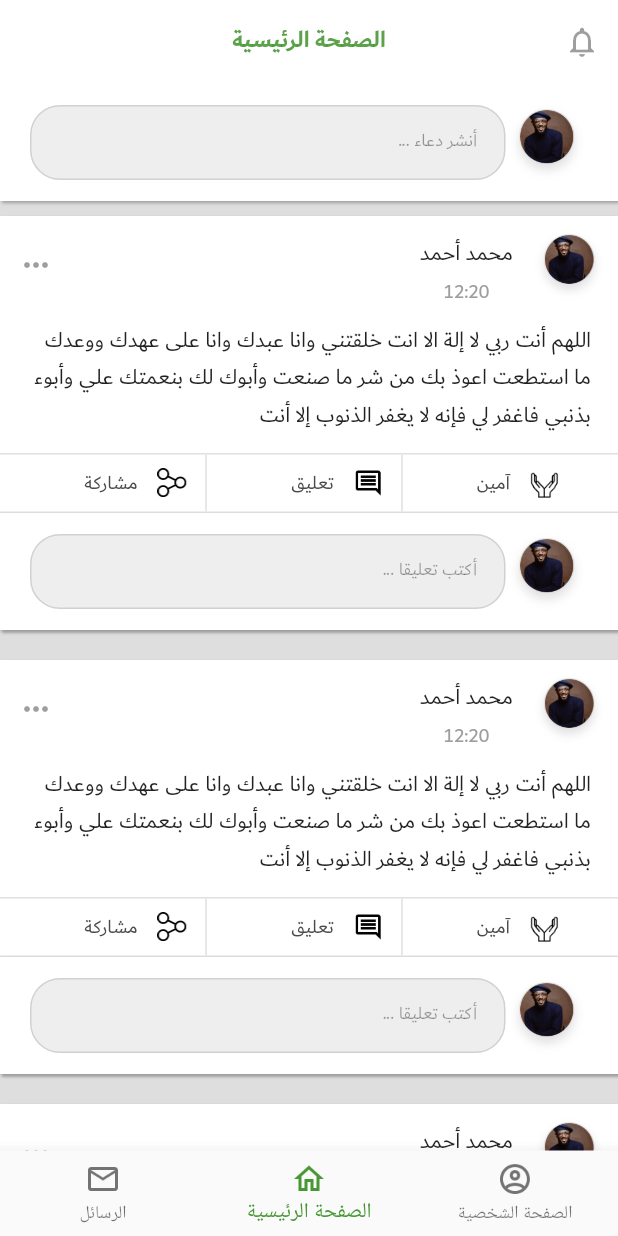
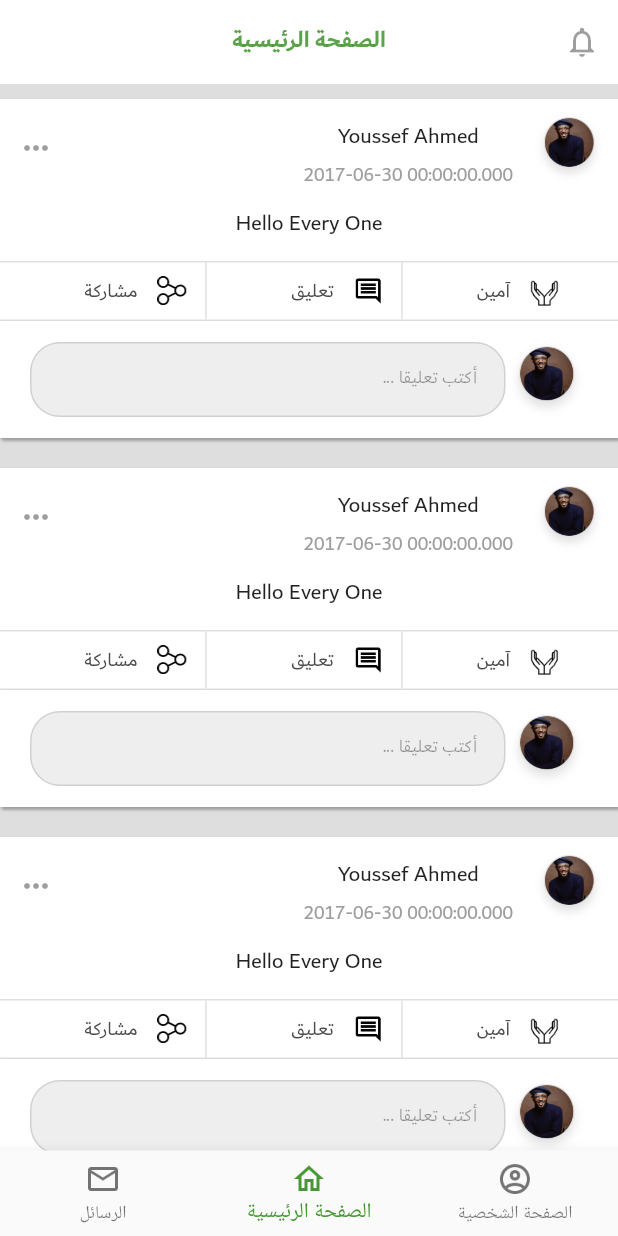
Before and after one commit to Youssefguba/Ameen, a Flutter app: the screen it shows after launch, on a phone screen of 412 x 824 dp. Run offline on Flutter 3.47's test engine with Material 2 defaults, Android fonts, the phone set to English and light mode, and no system bars.

Commit message:
Add Post Model & Inherited Widget for Post Model

```diff
--- /dev/null
+++ b/lib/blocs/models/post.dart
@@ -0,0 +1,21 @@
+import 'package:flutter/material.dart';
+import 'package:intl/intl.dart';
+
+class PostData {
+  final String postId;
+  final String postBody;
+  final String authorName ;
+  final ImageProvider authorPhoto ;
+  final DateTime postTime ;
+
+  PostData({
+      this.postId,
+      this.postBody,
+      this.authorName,
+      this.authorPhoto,
+      this.postTime
+  });
+
+  String get postTimeFormatted => DateFormat.yMd().format(postTime);
+
+}
--- /dev/null
+++ b/lib/demo_values.dart
@@ -0,0 +1,36 @@
+import 'package:ameen/blocs/models/post.dart';
+import 'package:flutter/cupertino.dart';
+
+class DemoValues {
+
+  static final List<PostData> posts = [
+    PostData(
+    postId: "1" ,
+    postBody: "Hello Every One",
+    authorName : "Youssef Ahmed",
+    authorPhoto : AssetImage('assets/images/person_test.png'),
+    postTime : DateTime(2017, 6, 30),
+    ),
+    PostData(
+    postId: "2" ,
+    postBody: "Hello Every One",
+    authorName : "Youssef Ahmed",
+    authorPhoto : AssetImage('assets/images/person_test.png'),
+    postTime : DateTime(2017, 6, 30),
+    ),
+    PostData(
+    postId: "3" ,
+    postBody: "Hello Every One",
+    authorName : "Youssef Ahmed",
+    authorPhoto : AssetImage('assets/images/person_test.png'),
+      postTime : DateTime(2017, 6, 30),
+    ),
+    PostData(
+    postId: "4" ,
+    postBody: "Hello Every One",
+    authorName : "Youssef Ahmed",
+    authorPhoto : AssetImage('assets/images/person_test.png'),
+      postTime : DateTime(2017, 6, 30),
+    ),
+  ];
+}
--- a/lib/ui/Screens/chat_page.dart
+++ b/lib/ui/Screens/chat_page.dart
@@ -3,26 +3,17 @@ import 'package:ameen/ui/widgets/chat_widgets/received_message_widget.dart';
 import 'package:ameen/ui/widgets/chat_widgets/sended_message_widget.dart';
 import 'package:flutter/material.dart';
 
-class ChatPage extends StatefulWidget {
+class ChatPage extends StatelessWidget {
   final String username;
 
-  const ChatPage({
-    Key key,
-    this.username,
-  }) : super(key: key);
-
-  @override
-  _ChatPageState createState() => _ChatPageState();
-}
-
-class _ChatPageState extends State<ChatPage> {
   TextEditingController _text = new TextEditingController();
   ScrollController _scrollController = ScrollController();
   var childList = <Widget>[];
 
+  ChatPage({Key key, this.username}) : super(key: key);
+
   @override
   void initState() {
-    super.initState();
     childList.add(Align(
         alignment: Alignment(0, 0),
         child: Container(
@@ -163,10 +154,10 @@ class _ChatPageState extends State<ChatPage> {
     ));
   }
 
-  @override
-  void dispose() {
-    super.dispose();
-  }
+//  @override
+//  void dispose() {
+//    super.dispose();
+//  }
 
   @override
   Widget build(BuildContext context) {
@@ -204,7 +195,7 @@ class _ChatPageState extends State<ChatPage> {
                             mainAxisAlignment: MainAxisAlignment.center,
                             children: <Widget>[
                               Text(
-                                widget.username ?? "محمد أحمد",
+                                username ?? "محمد أحمد",
                                 style: TextStyle(color: Colors.white, fontSize: 15, fontFamily: 'Dubai'),
                               ),
                               Text(
--- a/lib/ui/Screens/contacts_list.dart
+++ b/lib/ui/Screens/contacts_list.dart
@@ -9,12 +9,7 @@ import 'package:flutter/material.dart';
 * Y.G
 * */
 
-class ContactList extends StatefulWidget {
-  @override
-  _ContactListState createState() => _ContactListState();
-}
-
-class _ContactListState extends State<ContactList> {
+class ContactList extends StatelessWidget {
   @override
   Widget build(BuildContext context) {
     return Scaffold(
--- a/lib/ui/Screens/create_post.dart
+++ b/lib/ui/Screens/create_post.dart
@@ -2,12 +2,7 @@ import 'package:flutter/gestures.dart';
 import 'package:flutter/material.dart';
 import 'package:ameen/helpers/ui/app_color.dart' as myColors;
 
-class CreatePost extends StatefulWidget {
-  @override
-  _CreatePostState createState() => _CreatePostState();
-}
-
-class _CreatePostState extends State<CreatePost> {
+class CreatePost extends StatelessWidget {
   @override
   Widget build(BuildContext context) {
     return Scaffold(
--- a/lib/ui/Screens/home.dart
+++ b/lib/ui/Screens/home.dart
@@ -3,8 +3,6 @@ import 'package:ameen/ui/Screens/news_feed.dart';
 import 'package:ameen/ui/Screens/user_profile.dart';
 import 'package:flutter/material.dart';
 import 'package:ameen/helpers/ui/app_color.dart' as myColors;
-
-
 
 class Home extends StatefulWidget {
   @override
--- a/lib/ui/Screens/news_feed.dart
+++ b/lib/ui/Screens/news_feed.dart
@@ -1,61 +1,25 @@
+import 'package:ameen/demo_values.dart';
 import 'package:ameen/helpers/ui/app_color.dart' as myColors;
 import 'package:ameen/ui/widgets/custom_app_bar.dart';
-import 'package:ameen/ui/widgets/news_feed_widgets/add_new_post_widget.dart';
 import 'package:ameen/ui/widgets/post_widgets/post_widget.dart';
 import 'package:flutter/material.dart';
 import 'package:flutter/widgets.dart';
 
-class NewsFeed extends StatefulWidget {
-  @override
-  _NewsFeedState createState() => _NewsFeedState();
-}
+class NewsFeed extends StatelessWidget {
+  const NewsFeed({Key key}) : super(key: key);
 
-class _NewsFeedState extends State<NewsFeed> {
+
   @override
   Widget build(BuildContext context) {
     return Scaffold(
       backgroundColor: myColors.cBackground,
       appBar: CustomAppBar(),
-      body: RefreshIndicator(
-        onRefresh: () {},
-        color: myColors.green[800],
-        child: Container(
-          child: ListView(
-            // To represent The List of Posts and Create Post Section
-            children: <Widget>[
-              AddNewPostWidget("أنشر دعاء ...", Colors.grey[200]),
-              PostWidget(
-                name: "محمد أحمد",
-                time: "12:20",
-                image: AssetImage("assets/images/person_test.png"),
-                content:
-                    "اللهم أنت ربي لا إلة الا انت خلقتني وانا عبدك وانا على عهدك ووعدك ما استطعت اعوذ بك من شر ما صنعت وأبوك لك بنعمتك علي وأبوء بذنبي فاغفر لي فإنه لا يغفر الذنوب إلا أنت",
-              ),
-              PostWidget(
-                name: "محمد أحمد",
-                time: "12:20",
-                image: AssetImage("assets/images/person_test.png"),
-                content:
-                    "اللهم أنت ربي لا إلة الا انت خلقتني وانا عبدك وانا على عهدك ووعدك ما استطعت اعوذ بك من شر ما صنعت وأبوك لك بنعمتك علي وأبوء بذنبي فاغفر لي فإنه لا يغفر الذنوب إلا أنت",
-              ),
-              PostWidget(
-                name: "محمد أحمد",
-                time: "12:20",
-                image: AssetImage("assets/images/person_test.png"),
-                content:
-                    "اللهم أنت ربي لا إلة الا انت خلقتني وانا عبدك وانا على عهدك ووعدك ما استطعت اعوذ بك من شر ما صنعت وأبوك لك بنعمتك علي وأبوء بذنبي فاغفر لي فإنه لا يغفر الذنوب إلا أنت",
-              ),
-              PostWidget(
-                name: "محمد أحمد",
-                time: "12:20",
-                image: AssetImage("assets/images/person_test.png"),
-                content:
-                    "اللهم أنت ربي لا إلة الا انت خلقتني وانا عبدك وانا على عهدك ووعدك ما استطعت اعوذ بك من شر ما صنعت وأبوك لك بنعمتك علي وأبوء بذنبي فاغفر لي فإنه لا يغفر الذنوب إلا أنت",
-              ),
-            ],
-          ),
-        ),
-      ),
+      body: ListView.builder(
+          itemCount: DemoValues.posts.length,
+          itemBuilder: (BuildContext context, int index){
+            return PostWidget(postModel: DemoValues.posts[index],);
+          }
+       ),
     );
   }
 }
--- a/lib/ui/Screens/sign_up.dart
+++ b/lib/ui/Screens/sign_up.dart
@@ -7,12 +7,7 @@ import 'package:flutter/material.dart';
 import 'package:flutter/services.dart';
 
 
-class SignUp extends StatefulWidget {
-  @override
-  _SignUpState createState() => _SignUpState();
-}
-
-class _SignUpState extends State<SignUp> {
+class SignUp extends StatelessWidget {
   Widget _loginAccountLabel() {
     return Container(
       margin: EdgeInsets.symmetric(vertical: 20),
--- a/lib/ui/Screens/user_profile.dart
+++ b/lib/ui/Screens/user_profile.dart
@@ -5,12 +5,8 @@ import 'package:ameen/ui/widgets/post_widgets/post_widget.dart';
 import 'package:ameen/ui/widgets/profile_app_bar.dart';
 import 'package:flutter/material.dart';
 
-class UserProfile extends StatefulWidget {
-  @override
-  _UserProfileState createState() => _UserProfileState();
-}
 
-class _UserProfileState extends State<UserProfile> {
+class UserProfile extends StatelessWidget {
   @override
   Widget build(BuildContext context) {
     return MaterialApp(
@@ -26,29 +22,7 @@ class _UserProfileState extends State<UserProfile> {
               ];
             },
             body: ListView(
-                  children: <Widget>[
-                    PostWidget(
-                      name: "محمد أحمد",
-                      time: "12:20",
-                      image: AssetImage("assets/images/person_test.png"),
-                      content:
-                          "اللهم أنت ربي لا إلة الا انت خلقتني وانا عبدك وانا على عهدك ووعدك ما استطعت اعوذ بك من شر ما صنعت وأبوك لك بنعمتك علي وأبوء بذنبي فاغفر لي فإنه لا يغفر الذنوب إلا أنت",
-                    ),
-                    PostWidget(
-                      name: "محمد أحمد",
-                      time: "12:20",
-                      image: AssetImage("assets/images/person_test.png"),
-                      content:
-                          "اللهم أنت ربي لا إلة الا انت خلقتني وانا عبدك وانا على عهدك ووعدك ما استطعت اعوذ بك من شر ما صنعت وأبوك لك بنعمتك علي وأبوء بذنبي فاغفر لي فإنه لا يغفر الذنوب إلا أنت",
-                    ),
-                    PostWidget(
-                      name: "محمد أحمد",
-                      time: "12:20",
-                      image: AssetImage("assets/images/person_test.png"),
-                      content:
-                          "اللهم أنت ربي لا إلة الا انت خلقتني وانا عبدك وانا على عهدك ووعدك ما استطعت اعوذ بك من شر ما صنعت وأبوك لك بنعمتك علي وأبوء بذنبي فاغفر لي فإنه لا يغفر الذنوب إلا أنت",
-                    ),
-                  ],
+                  children: <Widget>[],
                 ),
           ),
         ),
--- /dev/null
+++ b/lib/ui/widgets/inherited_widgets/inherited_post_model.dart
@@ -0,0 +1,23 @@
+import 'package:ameen/blocs/models/post.dart';
+import 'package:flutter/material.dart';
+
+class InheritedPostModel extends InheritedWidget{
+  final PostData postModel;
+  final Widget child;
+
+  InheritedPostModel({
+    Key key,
+    @required this.postModel,
+    this.child
+}) : super(key: key, child: child);
+
+  static InheritedPostModel of(BuildContext context ){
+    return(context.inheritFromWidgetOfExactType(InheritedPostModel) as InheritedPostModel);
+  }
+
+  @override
+  bool updateShouldNotify(InheritedWidget oldWidget) {
+    // TODO: implement updateShouldNotify
+    return true;
+  }
+}
--- a/lib/ui/widgets/post_widgets/post_widget.dart
+++ b/lib/ui/widgets/post_widgets/post_widget.dart
@@ -1,3 +1,5 @@
+import 'package:ameen/blocs/models/post.dart';
+import 'package:ameen/ui/widgets/inherited_widgets/inherited_post_model.dart';
 import 'package:ameen/ui/widgets/news_feed_widgets/add_new_post_widget.dart';
 import 'package:ameen/ui/widgets/post_widgets/reactions_button_row.dart';
 import 'package:flutter/material.dart';
@@ -6,22 +8,17 @@ import 'package:flutter/material.dart';
 * This class represent the UI of Post and every thing related with it..
 * Y.G
 * */
-class PostWidget extends StatefulWidget {
-  final String name;
-  final String time;
-  final ImageProvider image;
-  final String content;
 
-  const PostWidget({this.name, this.time, this.image, this.content});
+class PostWidget extends StatelessWidget {
+  final PostData postModel;
+  const PostWidget({Key key, @required this.postModel}) : super(key: key);
 
   @override
-  _PostWidgetState createState() => _PostWidgetState();
-}
+  Widget build(BuildContext context) {
 
-class _PostWidgetState extends State<PostWidget> {
-  @override
-  Widget build(BuildContext context) {
-    return Container(
+    return InheritedPostModel(
+      postModel: postModel,
+      child: Container(
         decoration: BoxDecoration(
           color: Colors.white,
           boxShadow: [
@@ -42,7 +39,7 @@ class _PostWidgetState extends State<PostWidget> {
             /*
            * The top Section of Post (Photo, Time, Settings, Name)
            * */
-          headOfPost(widget.name,widget.time,widget.image),
+            headOfPost(postModel.authorName, postModel.postTime, postModel.authorPhoto),
 
             /*
           * The Beginning of Text of the Post
@@ -51,7 +48,7 @@ class _PostWidgetState extends State<PostWidget> {
               margin: EdgeInsets.symmetric(vertical: 5, horizontal: 5),
               padding: EdgeInsets.symmetric(horizontal: 13),
               child: Text(
-              widget.content,
+                postModel.postBody,
                 style: TextStyle(
                   fontFamily: 'Dubai',
                   fontSize: 15,
@@ -120,13 +117,14 @@ class _PostWidgetState extends State<PostWidget> {
             AddNewPostWidget("أكتب تعليقا ...", Colors.grey[300]),
           ],
         ),
+      ),
     );
   }
 
   /*
   * The top Section of Post (Photo, Time, Settings, Name)
   * */
-  Row headOfPost(String name, String time, ImageProvider image){
+  Row headOfPost(String name, DateTime createdAt, ImageProvider image) {
     return Row(
       mainAxisAlignment: MainAxisAlignment.spaceBetween,
       crossAxisAlignment: CrossAxisAlignment.center,
@@ -153,10 +151,9 @@ class _PostWidgetState extends State<PostWidget> {
                   ),
                 ),
                 Container(
-                  margin:
-                  EdgeInsets.symmetric(horizontal: 5, vertical: 1),
+                  margin: EdgeInsets.symmetric(horizontal: 5, vertical: 1),
                   child: Text(
-                    time,
+                    createdAt.toString(),
                     style: TextStyle(
                       fontFamily: 'Dubai',
                       fontSize: 13,
@@ -181,3 +178,28 @@ class _PostWidgetState extends State<PostWidget> {
     );
   }
 }
+
+//class _UserImage extends StatelessWidget {
+//  const _UserImage({Key key}) : super(key: key);
+//
+//  @override
+//  Widget build(BuildContext context) {
+//    final Post postData = InheritedPostModel.of(context).postModel;
+//    return Expanded(
+//      flex: 1,
+//      child: CircleAvatar(backgroundImage: AssetImage(postData.authorPhoto)),
+//    );
+//  }
+//}
+//
+//class _PostTimeStamp extends StatelessWidget {
+//  const _PostTimeStamp({Key key}) : super(key: key);
+//
+//  @override
+//  Widget build(BuildContext context) {
+//    return Expanded(
+//      flex: 2,
+//      child: Text(postData.createdAt.toString()),
+//    );
+//  }
+//}
--- a/pubspec.yaml
+++ b/pubspec.yaml
@@ -24,6 +24,8 @@ dependencies:
   # Use with the CupertinoIcons class for iOS style icons.
   cupertino_icons: ^0.1.2
   google_fonts: ^0.3.5
+  intl: ^0.16.1
+
 
 dev_dependencies:
   flutter_test:
```
Also changed, not shown: pubspec.lock. Lines whose indentation alone changed are shown as unchanged.
